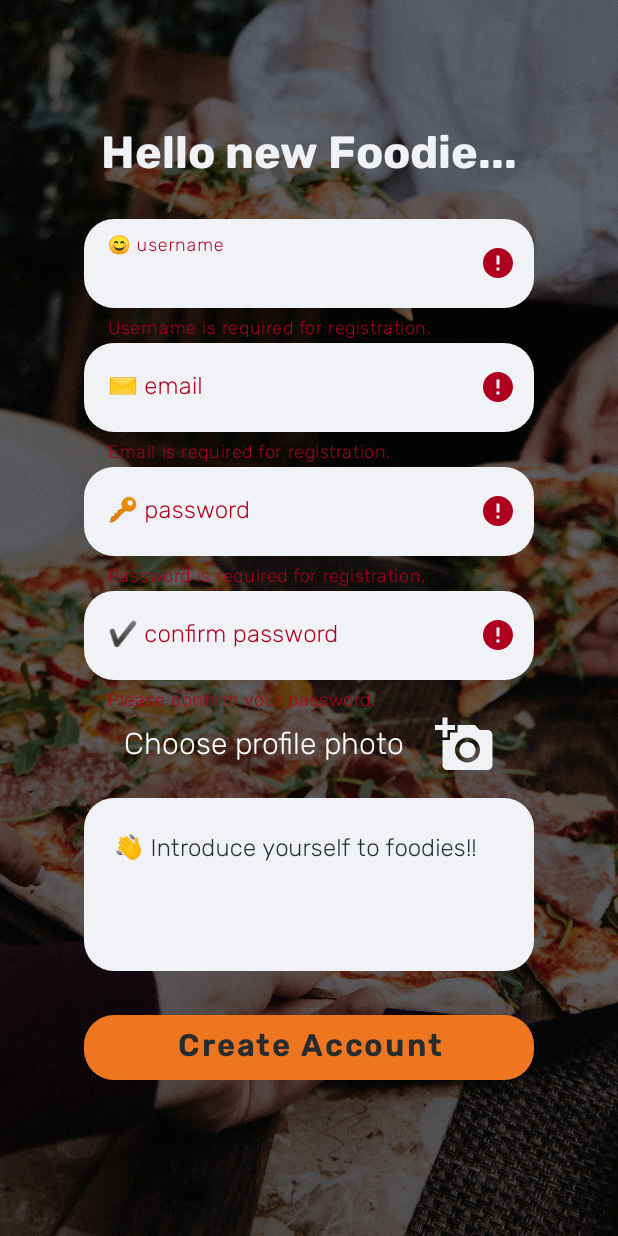
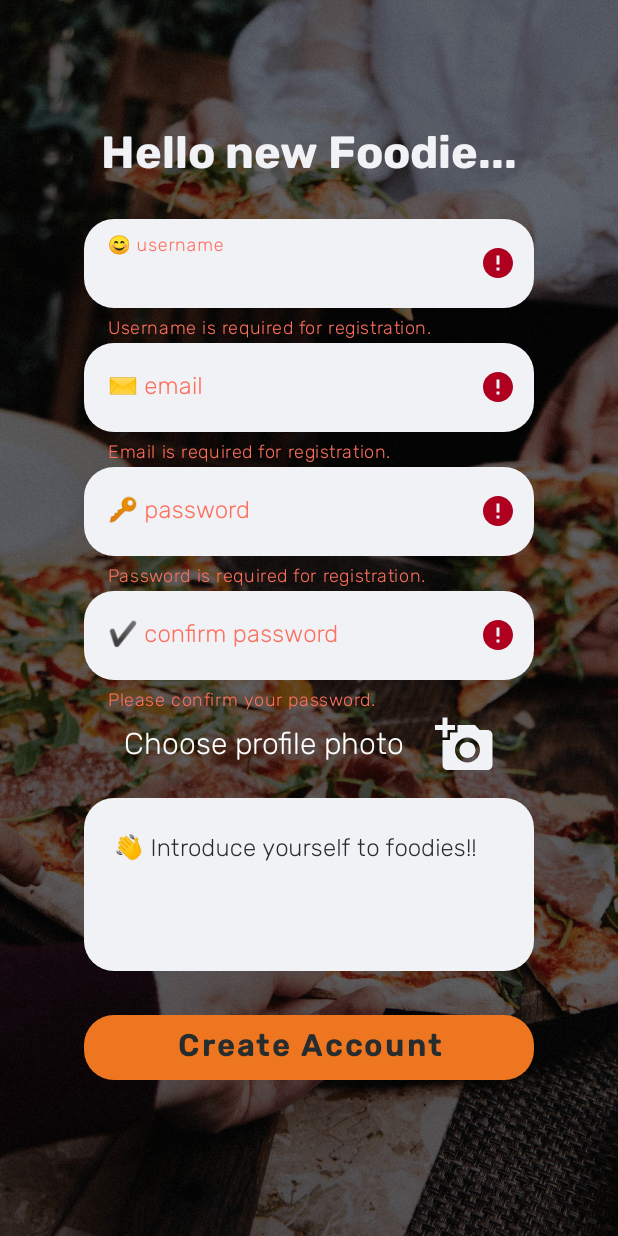
Before and after one commit to ForFoodies/Foodies, an Android app: the SignUpActivity screen opened directly, with no data from a screen before it, after a tap on "Create Account", on a phone screen of 412 x 824 dp. Run offline under Robolectric (Android 15) with nearby library versions, the phone set to English and light mode, and no system bars; libraries missing offline, so code that uses them is left out: com.parse.

Commit message:
signup page error color

```diff
--- a/app/src/main/res/layout/activity_sign_up.xml
+++ b/app/src/main/res/layout/activity_sign_up.xml
@@ -52,6 +52,7 @@
         app:boxStrokeWidthFocused="0dp"
         app:counterTextColor="@color/app_black"
         app:errorEnabled="true"
+        app:errorTextColor="@color/red"
         app:helperTextTextColor="@color/app_black"
         app:hintTextColor="@color/primary"
         app:layout_constraintEnd_toEndOf="parent"
@@ -90,6 +91,7 @@
         app:errorEnabled="true"
         app:helperTextTextColor="@color/app_black"
         app:hintTextColor="@color/primary"
+        app:errorTextColor="@color/red"
 
         app:layout_constraintEnd_toEndOf="parent"
         app:layout_constraintStart_toStartOf="parent"
@@ -127,6 +129,8 @@
         app:errorEnabled="true"
         app:helperTextTextColor="@color/app_black"
         app:hintTextColor="@color/primary"
+        app:errorTextColor="@color/red"
+
         app:layout_constraintEnd_toEndOf="parent"
         app:layout_constraintStart_toStartOf="parent"
         app:layout_constraintTop_toBottomOf="@+id/text_input_layout_email_signup">
@@ -166,6 +170,8 @@
         app:errorEnabled="true"
         app:helperTextTextColor="@color/app_black"
         app:hintTextColor="@color/primary"
+        app:errorTextColor="@color/red"
+
         app:layout_constraintEnd_toEndOf="parent"
         app:layout_constraintStart_toStartOf="parent"
         app:layout_constraintTop_toBottomOf="@+id/text_input_layout_password1_signup">
@@ -234,6 +240,8 @@
         app:errorEnabled="true"
         app:helperTextTextColor="@color/app_black"
         app:hintTextColor="@color/primary"
+        app:errorTextColor="@color/red"
+
         app:layout_constraintEnd_toEndOf="parent"
         app:layout_constraintStart_toStartOf="parent"
         app:layout_constraintTop_toBottomOf="@+id/choose_photo"
--- a/app/src/main/res/values/colors.xml
+++ b/app/src/main/res/values/colors.xml
@@ -5,8 +5,10 @@
     <color name="purple_700">#FF3700B3</color>
     <color name="teal_200">#FF03DAC5</color>
     <color name="teal_700">#FF018786</color>
-    <color name="red">#FF0000</color>
+    <color name="red">#FFFE6F5E</color>
     <color name="green">#3EC31C</color>
+
+
 
     <color name="black">#FF000000</color>
     <color name="white">#FFFFFFFF</color>
```
